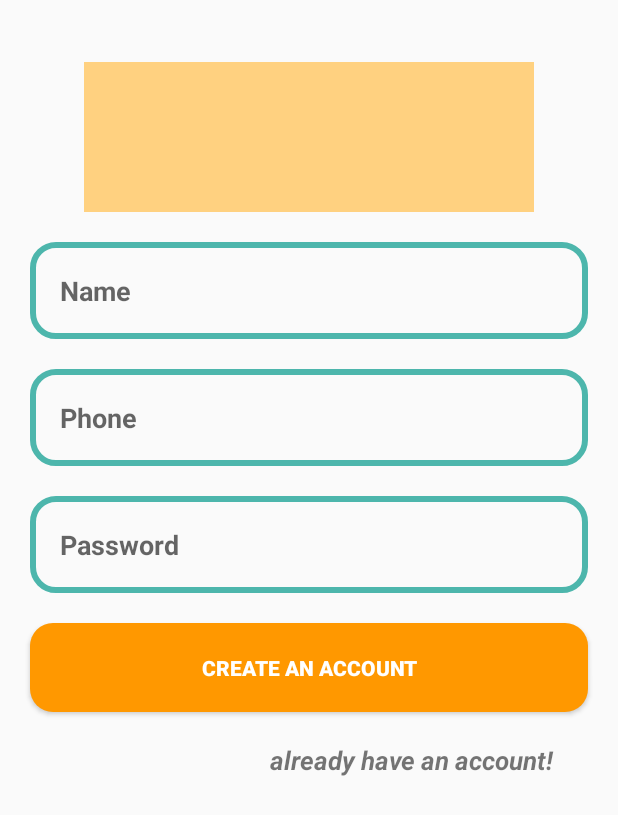
After one commit to LuvJaiswal/EcommerceApp, an Android app: the RegisterActivity screen opened directly, with no data from a screen before it, on a phone screen of 412 x 824 dp. The commit adds this screen. Shown: the top 815 px of the screen. Run offline under Robolectric (Android 15) with nearby library versions, the phone set to English and light mode, and no system bars.

Commit message:
Register Activity with designs and intents implemented

```diff
--- a/app/src/main/AndroidManifest.xml
+++ b/app/src/main/AndroidManifest.xml
@@ -9,7 +9,8 @@
         android:roundIcon="@mipmap/ic_launcher_round"
         android:supportsRtl="true"
         android:theme="@style/AppTheme">
-        <activity android:name=".LoginActivity"></activity>
+        <activity android:name=".RegisterActivity"></activity>
+        <activity android:name=".LoginActivity" />
         <activity android:name=".MainActivity">
             <intent-filter>
                 <action android:name="android.intent.action.MAIN" />
--- a/app/src/main/java/com/example/ecommerceapp/MainActivity.java
+++ b/app/src/main/java/com/example/ecommerceapp/MainActivity.java
@@ -29,5 +29,15 @@ public class MainActivity extends AppCompatActivity {
                 startActivity(intent);
             }
         });
+
+        joinNowButton.setOnClickListener(new View.OnClickListener() {
+            @Override
+            public void onClick(View v) {
+                Intent intent=new Intent(MainActivity.this,RegisterActivity.class);
+                startActivity(intent);
+            }
+        });
+
+
     }
 }
--- /dev/null
+++ b/app/src/main/java/com/example/ecommerceapp/RegisterActivity.java
@@ -0,0 +1,20 @@
+package com.example.ecommerceapp;
+
+import androidx.appcompat.app.AppCompatActivity;
+
+import android.content.Intent;
+import android.os.Bundle;
+import android.view.View;
+
+public class RegisterActivity extends AppCompatActivity {
+
+    @Override
+    protected void onCreate(Bundle savedInstanceState) {
+        super.onCreate(savedInstanceState);
+        setContentView(R.layout.activity_register);
+    }
+
+    public void tv_alreadyaccount(View view) {
+        startActivity(new Intent(RegisterActivity.this,LoginActivity.class));
+    }
+}
--- a/app/src/main/res/layout/activity_login.xml
+++ b/app/src/main/res/layout/activity_login.xml
@@ -4,7 +4,6 @@
     xmlns:tools="http://schemas.android.com/tools"
     android:layout_width="match_parent"
     android:layout_height="match_parent"
-    android:background="@drawable/loginbackground"
     tools:context=".LoginActivity">
 
 
@@ -14,7 +13,7 @@
         android:layout_height="100dp"
         android:layout_alignParentTop="true"
         android:layout_centerHorizontal="true"
-        android:src="@drawable/index"
+        android:src="@color/colorAccent"
         android:layout_marginTop="41dp" />
 
     <EditText
@@ -81,11 +80,10 @@
         <TextView
             android:layout_width="wrap_content"
             android:layout_height="wrap_content"
+            android:layout_marginLeft="90dp"
             android:text="Forgor Password?"
             android:textColor="@color/colorPrimaryDark"
-            android:textStyle="bold"
-            android:layout_marginLeft="110dp"
-            />
+            android:textStyle="bold" />
     </LinearLayout>
 
     <Button
@@ -96,6 +94,8 @@
         android:layout_centerHorizontal="true"
         android:layout_marginStart="44dp"
         android:layout_marginTop="400dp"
+        android:layout_marginRight="15dp"
+        android:layout_marginLeft="15dp"
         android:background="@drawable/buttons"
         android:padding="20dp"
         android:text="Login"
--- a/app/src/main/res/layout/activity_main.xml
+++ b/app/src/main/res/layout/activity_main.xml
@@ -15,7 +15,7 @@
         android:layout_centerHorizontal="true"
         android:layout_marginStart="51dp"
         android:layout_marginTop="86dp"
-        android:src="@drawable/index" />
+         />
 
     <TextView
         android:id="@+id/textView"
--- /dev/null
+++ b/app/src/main/res/layout/activity_register.xml
@@ -0,0 +1,96 @@
+<?xml version="1.0" encoding="utf-8"?>
+<RelativeLayout xmlns:android="http://schemas.android.com/apk/res/android"
+    xmlns:app="http://schemas.android.com/apk/res-auto"
+    xmlns:tools="http://schemas.android.com/tools"
+    android:layout_width="match_parent"
+    android:layout_height="match_parent"
+    tools:context=".RegisterActivity">
+
+
+    <ImageView
+        android:id="@+id/login_logo"
+        android:layout_width="300dp"
+        android:layout_height="100dp"
+        android:layout_alignParentTop="true"
+        android:layout_centerHorizontal="true"
+        android:layout_marginTop="41dp"
+        android:src="@color/colorAccent"
+        tools:ignore="MissingConstraints" />
+
+    <EditText
+        android:id="@+id/Reg_ET_name"
+        android:layout_width="match_parent"
+        android:layout_height="wrap_content"
+        android:hint="Name"
+        android:textStyle="bold"
+        android:inputType="text"
+        android:textColor="@color/colorPrimaryDark"
+        android:background="@drawable/input_design"
+        android:padding="20dp"
+        android:layout_below="@id/login_logo"
+        android:layout_marginTop="20dp"
+        android:layout_marginLeft="20dp"
+        android:layout_marginRight="20dp"
+        />
+
+    <EditText
+        android:id="@+id/Reg_ET_phone"
+        android:layout_width="match_parent"
+        android:layout_height="wrap_content"
+        android:hint="Phone"
+        android:textStyle="bold"
+        android:inputType="text"
+        android:textColor="@color/colorPrimaryDark"
+        android:background="@drawable/input_design"
+        android:padding="20dp"
+        android:layout_below="@id/Reg_ET_name"
+        android:layout_marginTop="20dp"
+        android:layout_marginLeft="20dp"
+        android:layout_marginRight="20dp"
+        />
+
+    <EditText
+        android:id="@+id/Reg_ET_password"
+        android:layout_width="match_parent"
+        android:layout_height="wrap_content"
+        android:hint="Password"
+        android:textStyle="bold"
+        android:inputType="textPassword"
+        android:textColor="@color/colorPrimaryDark"
+        android:background="@drawable/input_design"
+        android:padding="20dp"
+        android:layout_below="@id/Reg_ET_phone"
+        android:layout_marginTop="20dp"
+        android:layout_marginLeft="20dp"
+        android:layout_marginRight="20dp"
+        />
+
+    <Button
+        android:id="@+id/Reg_createAcc_Btn"
+        android:layout_width="match_parent"
+        android:layout_height="wrap_content"
+        android:layout_below="@id/Reg_ET_password"
+        android:padding="20dp"
+        android:text="Create An Account"
+        android:textStyle="bold"
+        android:textColor="@android:color/white"
+        android:background="@drawable/buttons"
+        android:layout_marginTop="20dp"
+        android:layout_marginLeft="20dp"
+        android:layout_marginRight="20dp"
+        />
+
+   <TextView
+       android:layout_width="wrap_content"
+       android:layout_height="wrap_content"
+       android:layout_below="@+id/Reg_createAcc_Btn"
+       android:layout_marginTop="20dp"
+       android:layout_marginLeft="180dp"
+       android:layout_marginRight="20dp"
+       android:text="already have an account!"
+       android:textStyle="bold|italic"
+       android:textSize="17sp"
+       android:onClick="tv_alreadyaccount"
+       />
+
+</RelativeLayout>
```
